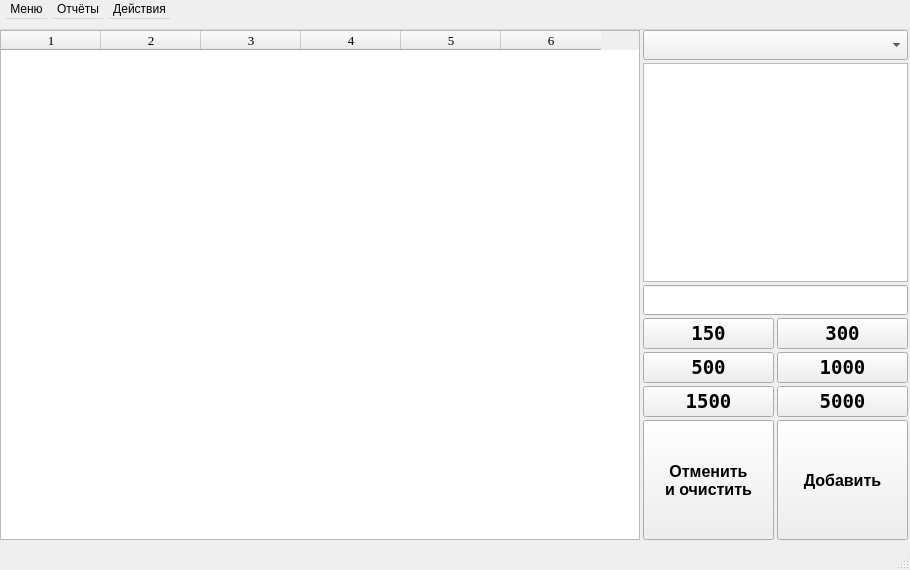
Iotwo/YL1, file design/MainForm_form.ui: the form before one commit.
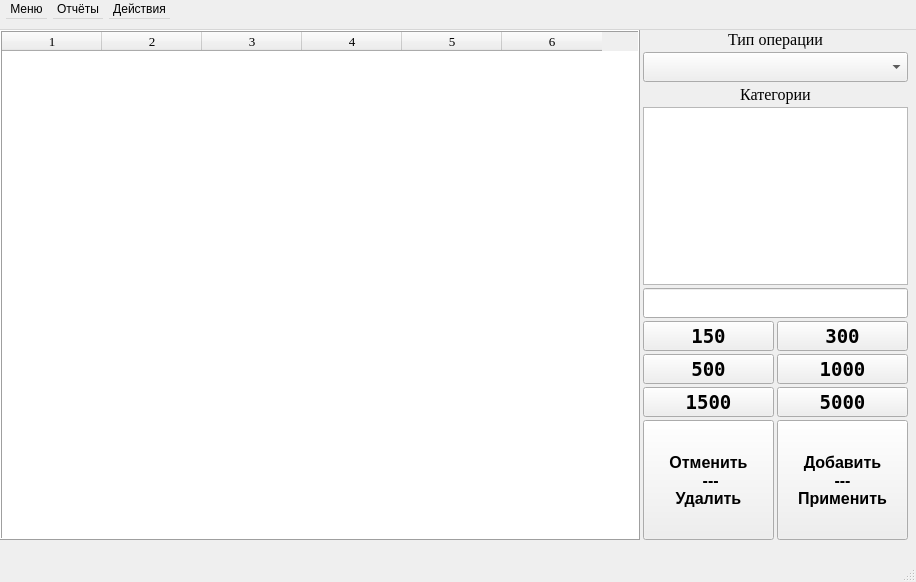
The form after the commit.

```diff
--- a/design/MainForm_form.ui
+++ b/design/MainForm_form.ui
@@ -12,8 +12,8 @@
    <rect>
     <x>0</x>
     <y>0</y>
-    <width>910</width>
-    <height>570</height>
+    <width>916</width>
+    <height>582</height>
    </rect>
   </property>
   <property name="sizePolicy">
@@ -83,12 +83,36 @@
        <property name="cursor" stdset="0">
         <cursorShape>PointingHandCursor</cursorShape>
        </property>
+       <property name="contextMenuPolicy">
+        <enum>Qt::ActionsContextMenu</enum>
+       </property>
+       <property name="frameShape">
+        <enum>QFrame::Box</enum>
+       </property>
+       <property name="frameShadow">
+        <enum>QFrame::Raised</enum>
+       </property>
+       <property name="editTriggers">
+        <set>QAbstractItemView::DoubleClicked|QAbstractItemView::EditKeyPressed</set>
+       </property>
        <property name="showDropIndicator" stdset="0">
         <bool>false</bool>
        </property>
        <property name="dragDropOverwriteMode">
         <bool>false</bool>
        </property>
+       <property name="selectionMode">
+        <enum>QAbstractItemView::ExtendedSelection</enum>
+       </property>
+       <property name="selectionBehavior">
+        <enum>QAbstractItemView::SelectItems</enum>
+       </property>
+       <property name="textElideMode">
+        <enum>Qt::ElideRight</enum>
+       </property>
+       <property name="gridStyle">
+        <enum>Qt::DashLine</enum>
+       </property>
        <property name="sortingEnabled">
         <bool>true</bool>
        </property>
@@ -114,7 +138,23 @@
           <number>3</number>
          </property>
          <item>
-          <widget class="QComboBox" name="catSelection_cmbBox">
+          <widget class="QLabel" name="optype_hint_label">
+           <property name="font">
+            <font>
+             <family>Times New Roman</family>
+             <pointsize>12</pointsize>
+            </font>
+           </property>
+           <property name="text">
+            <string>Тип операции</string>
+           </property>
+           <property name="alignment">
+            <set>Qt::AlignCenter</set>
+           </property>
+          </widget>
+         </item>
+         <item>
+          <widget class="QComboBox" name="opSelection_cmbBox">
            <property name="minimumSize">
             <size>
              <width>180</width>
@@ -131,7 +171,23 @@
           </widget>
          </item>
          <item>
-          <widget class="QListWidget" name="opSelection_list">
+          <widget class="QLabel" name="cat_hint_label">
+           <property name="font">
+            <font>
+             <family>Times New Roman</family>
+             <pointsize>12</pointsize>
+            </font>
+           </property>
+           <property name="text">
+            <string>Категории</string>
+           </property>
+           <property name="alignment">
+            <set>Qt::AlignCenter</set>
+           </property>
+          </widget>
+         </item>
+         <item>
+          <widget class="QListWidget" name="catSelection_list">
            <property name="minimumSize">
             <size>
              <width>180</width>
@@ -192,7 +248,7 @@
             <number>3</number>
            </property>
            <item row="0" column="0">
-            <widget class="QPushButton" name="defVal6_btn">
+            <widget class="QPushButton" name="defVal1_btn">
              <property name="minimumSize">
               <size>
                <width>30</width>
@@ -212,7 +268,7 @@
             </widget>
            </item>
            <item row="0" column="1">
-            <widget class="QPushButton" name="defVal5_btn">
+            <widget class="QPushButton" name="defVal2_btn">
              <property name="minimumSize">
               <size>
                <width>30</width>
@@ -232,7 +288,7 @@
             </widget>
            </item>
            <item row="4" column="1">
-            <widget class="QPushButton" name="defVal1_btn">
+            <widget class="QPushButton" name="defVal6_btn">
              <property name="minimumSize">
               <size>
                <width>30</width>
@@ -252,7 +308,7 @@
             </widget>
            </item>
            <item row="2" column="0">
-            <widget class="QPushButton" name="defVal4_btn">
+            <widget class="QPushButton" name="defVal3_btn">
              <property name="minimumSize">
               <size>
                <width>30</width>
@@ -272,7 +328,7 @@
             </widget>
            </item>
            <item row="2" column="1">
-            <widget class="QPushButton" name="defVal3_btn">
+            <widget class="QPushButton" name="defVal4_btn">
              <property name="minimumSize">
               <size>
                <width>30</width>
@@ -292,7 +348,7 @@
             </widget>
            </item>
            <item row="4" column="0">
-            <widget class="QPushButton" name="defVal2_btn">
+            <widget class="QPushButton" name="defVal5_btn">
              <property name="minimumSize">
               <size>
                <width>30</width>
@@ -337,7 +393,8 @@
            </property>
            <property name="text">
             <string>Отменить
-и очистить</string>
+ --- 
+Удалить</string>
            </property>
           </widget>
          </item>
@@ -357,7 +414,9 @@
             </font>
            </property>
            <property name="text">
-            <string>Добавить</string>
+            <string>Добавить
+---
+Применить</string>
            </property>
           </widget>
          </item>
@@ -373,7 +432,7 @@
     <rect>
      <x>0</x>
      <y>0</y>
-     <width>910</width>
+     <width>916</width>
      <height>30</height>
     </rect>
    </property>
```
Left out of the diff: 33 changed lines with no effect on the pictures.
